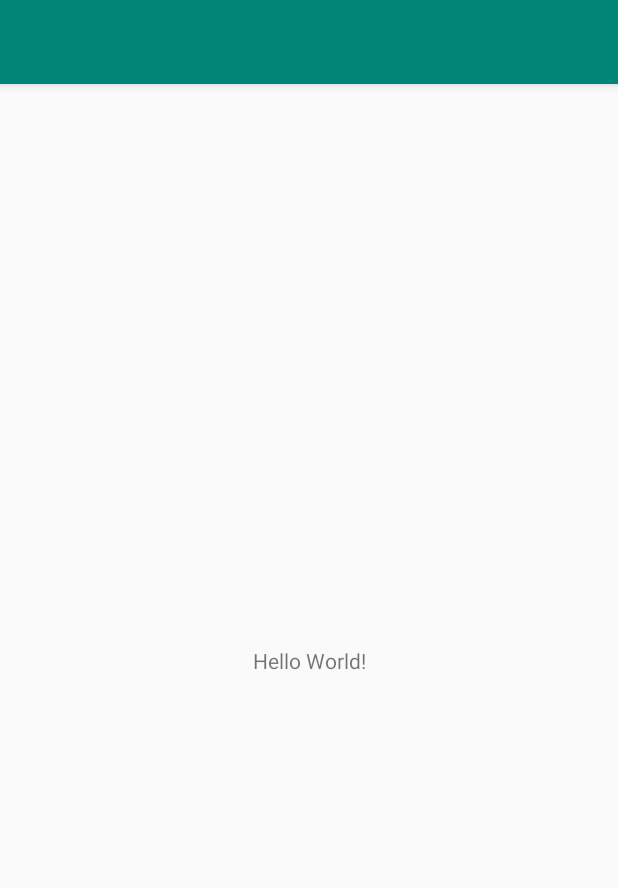
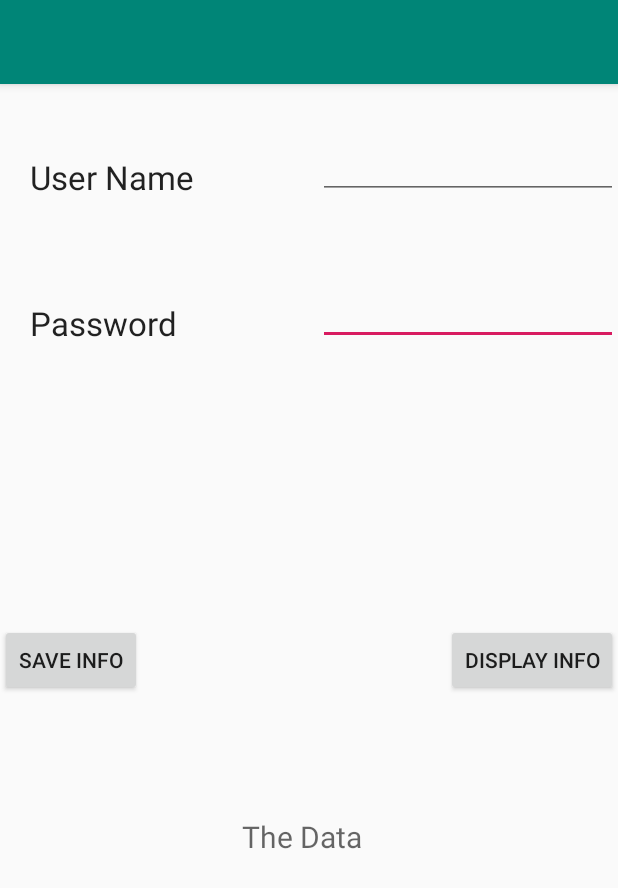
Before and after one commit to Quadrified/Android-Training, an Android app: the screen it shows after launch (MainActivity), on a phone screen of 412 x 824 dp. Shown: the top 888 px of the screen. Run offline under Robolectric (Android 15) with nearby library versions, the phone set to English and light mode, and no system bars.

Commit message:
Added Shared Preferences Demo

```diff
--- a/Projects/SharedPreferencesDemo/app/src/main/AndroidManifest.xml
+++ b/Projects/SharedPreferencesDemo/app/src/main/AndroidManifest.xml
@@ -1,6 +1,6 @@
 <?xml version="1.0" encoding="utf-8"?>
 <manifest xmlns:android="http://schemas.android.com/apk/res/android"
-    package="com.quadri.sharedpreferencesdemo" >
+    package="com.quadri.sharedpreferencesdemo">
 
     <application
         android:allowBackup="true"
@@ -8,8 +8,8 @@
         android:label="@string/app_name"
         android:roundIcon="@mipmap/ic_launcher_round"
         android:supportsRtl="true"
-        android:theme="@style/AppTheme" >
-        <activity android:name=".MainActivity" >
+        android:theme="@style/AppTheme">
+        <activity android:name=".MainActivity">
             <intent-filter>
                 <action android:name="android.intent.action.MAIN" />
 
--- a/Projects/SharedPreferencesDemo/app/src/main/java/com/quadri/sharedpreferencesdemo/MainActivity.java
+++ b/Projects/SharedPreferencesDemo/app/src/main/java/com/quadri/sharedpreferencesdemo/MainActivity.java
@@ -1,13 +1,58 @@
 package com.quadri.sharedpreferencesdemo;
 
 import androidx.appcompat.app.AppCompatActivity;
+
+import android.content.Context;
+import android.content.SharedPreferences;
 import android.os.Bundle;
+import android.view.View;
+import android.widget.Button;
+import android.widget.EditText;
+import android.widget.TextView;
+import android.widget.Toast;
 
 public class MainActivity extends AppCompatActivity {
+    EditText userName;
+    EditText password;
+    TextView dataView;
+    Button saveButton, displayButton;
 
     @Override
-    protected void onCreate(Bundle savedInstanceState) {
+    protected void onCreate (Bundle savedInstanceState) {
         super.onCreate(savedInstanceState);
         setContentView(R.layout.activity_main);
+
+        userName      = findViewById(R.id.userNameInput);
+        password      = findViewById(R.id.passwordInput);
+        dataView      = findViewById(R.id.dataTextView);
+        saveButton    = findViewById(R.id.saveButton);
+        displayButton = findViewById(R.id.displayButton);
+
+        saveButton.setOnClickListener(new View.OnClickListener() {
+            @Override
+            public void onClick (View v) {
+                SharedPreferences sharedPref = getSharedPreferences("userInfo", Context.MODE_PRIVATE);
+
+                SharedPreferences.Editor editor = sharedPref.edit();
+
+                editor.putString("username", userName.getText().toString());
+                editor.putString("password", password.getText().toString());
+
+                editor.apply();
+
+                Toast.makeText(MainActivity.this, "Saved!!", Toast.LENGTH_SHORT).show();
+            }
+        });
+
+        displayButton.setOnClickListener(new View.OnClickListener() {
+            @Override
+            public void onClick (View v) {
+                SharedPreferences sharedPref = getSharedPreferences("userInfo", Context.MODE_PRIVATE);
+                String name = sharedPref.getString("username", "");
+                String password = sharedPref.getString("password", "");
+
+                dataView.setText("Username: " + name + "\n" + "Password: " + password);
+            }
+        });
     }
 }
--- a/Projects/SharedPreferencesDemo/app/src/main/res/layout/activity_main.xml
+++ b/Projects/SharedPreferencesDemo/app/src/main/res/layout/activity_main.xml
@@ -1,19 +1,86 @@
 <?xml version="1.0" encoding="utf-8"?>
-<androidx.constraintlayout.widget.ConstraintLayout
-    xmlns:android="http://schemas.android.com/apk/res/android"
+<RelativeLayout xmlns:android="http://schemas.android.com/apk/res/android"
+    xmlns:app="http://schemas.android.com/apk/res-auto"
     xmlns:tools="http://schemas.android.com/tools"
-    xmlns:app="http://schemas.android.com/apk/res-auto"
     android:layout_width="match_parent"
     android:layout_height="match_parent"
     tools:context=".MainActivity">
 
     <TextView
+        android:id="@+id/textView"
         android:layout_width="wrap_content"
         android:layout_height="wrap_content"
-        android:text="Hello World!"
-        app:layout_constraintBottom_toBottomOf="parent"
-        app:layout_constraintLeft_toLeftOf="parent"
-        app:layout_constraintRight_toRightOf="parent"
-        app:layout_constraintTop_toTopOf="parent" />
+        android:layout_alignParentStart="true"
+        android:layout_alignParentLeft="true"
+        android:layout_alignParentTop="true"
+        android:layout_marginStart="20dp"
+        android:layout_marginLeft="20dp"
+        android:layout_marginTop="47dp"
+        android:text="User Name"
+        android:textAppearance="?android:attr/textAppearanceLarge" />
 
-</androidx.constraintlayout.widget.ConstraintLayout>
+    <TextView
+        android:id="@+id/textView2"
+        android:layout_width="wrap_content"
+        android:layout_height="wrap_content"
+        android:layout_below="@+id/textView"
+        android:layout_alignParentStart="true"
+        android:layout_alignParentLeft="true"
+        android:layout_marginStart="20dp"
+        android:layout_marginLeft="20dp"
+        android:layout_marginTop="68dp"
+        android:text="Password"
+        android:textAppearance="?android:attr/textAppearanceLarge" />
+
+    <EditText
+        android:id="@+id/passwordInput"
+        android:layout_width="wrap_content"
+        android:layout_height="wrap_content"
+        android:layout_alignBottom="@+id/textView2"
+        android:layout_alignParentEnd="true"
+        android:layout_alignParentRight="true"
+        android:width="200dp"
+        android:inputType="textPassword" />
+
+    <EditText
+        android:id="@+id/userNameInput"
+        android:layout_width="wrap_content"
+        android:layout_height="wrap_content"
+        android:layout_alignBottom="@+id/textView"
+        android:layout_alignParentEnd="true"
+        android:layout_alignParentRight="true"
+        android:width="200dp" />
+
+    <Button
+        android:id="@+id/saveButton"
+        android:layout_width="wrap_content"
+        android:layout_height="wrap_content"
+        android:layout_alignParentStart="true"
+        android:layout_alignParentLeft="true"
+        android:layout_centerVertical="true"
+        android:text="Save Info" />
+
+    <Button
+        android:id="@+id/displayButton"
+        android:layout_width="wrap_content"
+        android:layout_height="wrap_content"
+        android:layout_alignBottom="@+id/saveButton"
+        android:layout_alignParentEnd="true"
+        android:layout_alignParentRight="true"
+        android:text="Display Info" />
+
+    <TextView
+        android:id="@+id/dataTextView"
+        android:layout_width="wrap_content"
+        android:layout_height="wrap_content"
+        android:layout_below="@+id/saveButton"
+        android:layout_marginTop="80dp"
+        android:layout_marginEnd="56dp"
+        android:layout_marginRight="56dp"
+        android:layout_toStartOf="@+id/displayButton"
+        android:layout_toLeftOf="@+id/displayButton"
+        android:text="The Data"
+        android:textAppearance="?android:attr/textAppearanceMedium"
+        android:textSize="20sp" />
+
+</RelativeLayout>
--- a/Projects/SharedPreferencesDemo/app/src/main/res/mipmap-anydpi-v26/ic_launcher.xml
+++ b/Projects/SharedPreferencesDemo/app/src/main/res/mipmap-anydpi-v26/ic_launcher.xml
@@ -1,5 +1,5 @@
 <?xml version="1.0" encoding="utf-8"?>
 <adaptive-icon xmlns:android="http://schemas.android.com/apk/res/android">
-    <background android:drawable="@drawable/ic_launcher_background"/>
-    <foreground android:drawable="@drawable/ic_launcher_foreground"/>
+    <background android:drawable="@drawable/ic_launcher_background" />
+    <foreground android:drawable="@drawable/ic_launcher_foreground" />
 </adaptive-icon>
--- a/Projects/SharedPreferencesDemo/app/src/main/res/mipmap-anydpi-v26/ic_launcher_round.xml
+++ b/Projects/SharedPreferencesDemo/app/src/main/res/mipmap-anydpi-v26/ic_launcher_round.xml
@@ -1,5 +1,5 @@
 <?xml version="1.0" encoding="utf-8"?>
 <adaptive-icon xmlns:android="http://schemas.android.com/apk/res/android">
-    <background android:drawable="@drawable/ic_launcher_background"/>
-    <foreground android:drawable="@drawable/ic_launcher_foreground"/>
+    <background android:drawable="@drawable/ic_launcher_background" />
+    <foreground android:drawable="@drawable/ic_launcher_foreground" />
 </adaptive-icon>
--- a/Projects/SharedPreferencesDemo/gradle.properties
+++ b/Projects/SharedPreferencesDemo/gradle.properties
@@ -1,21 +1,16 @@
 # Project-wide Gradle settings.
-
 # IDE (e.g. Android Studio) users:
 # Gradle settings configured through the IDE *will override*
 # any settings specified in this file.
-
 # For more details on how to configure your build environment visit
 # http://www.gradle.org/docs/current/userguide/build_environment.html
-
 # Specifies the JVM arguments used for the daemon process.
 # The setting is particularly useful for tweaking memory settings.
 org.gradle.jvmargs=-Xmx1536m
-
 # When configured, Gradle will run in incubating parallel mode.
 # This option should only be used with decoupled projects. More details, visit
 # http://www.gradle.org/docs/current/userguide/multi_project_builds.html#sec:decoupled_projects
 # org.gradle.parallel=true
-
 # AndroidX package structure to make it clearer which packages are bundled with the
 # Android operating system, and which are packaged with your app's APK
 # https://developer.android.com/topic/libraries/support-library/androidx-rn
```
Also changed, not shown: Projects/QuizAppStuff/app/src/main/java/com/quadri/quizappstuff/MainActivity.java (+3 -5 lines), Projects/SharedPreferencesDemo/app/src/main/res/drawable-v24/ic_launcher_foreground.xml (+6 -6 lines), Projects/SharedPreferencesDemo/app/src/main/res/drawable/ic_launcher_background.xml (+166 -70 lines), 2 other files.
